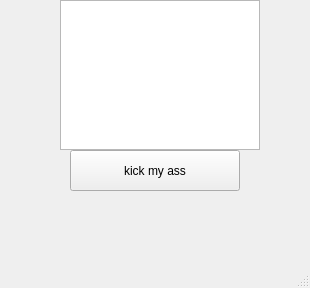
Above: mainwindow.ui from slash4all/Qt_Git_Example before the change. Below: the same form after it.
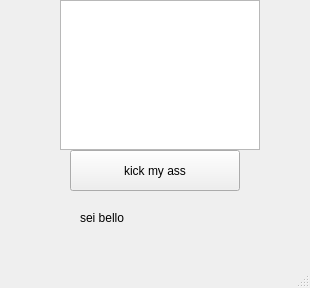
That is the form after the change.

Commit message: forza giuve

The edit to the form file:
```diff
--- a/mainwindow.ui
+++ b/mainwindow.ui
@@ -53,6 +53,19 @@
      </rect>
     </property>
    </widget>
+   <widget class="QLabel" name="label">
+    <property name="geometry">
+     <rect>
+      <x>80</x>
+      <y>210</y>
+      <width>151</width>
+      <height>16</height>
+     </rect>
+    </property>
+    <property name="text">
+     <string>sei bello</string>
+    </property>
+   </widget>
   </widget>
   <widget class="QMenuBar" name="menubar">
    <property name="geometry">
```
